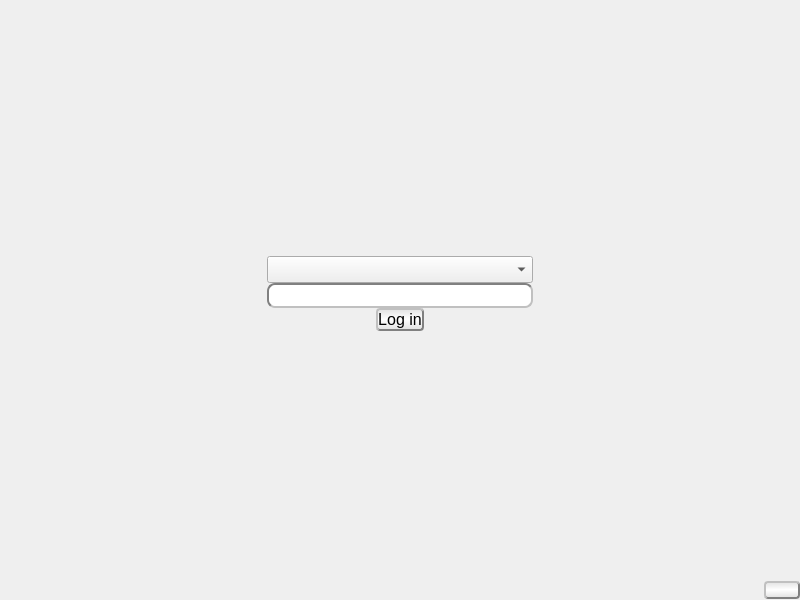
The window that mainwindow.ui (evanjmcafee/Desktop-Doorway) describes before a commit, drawn with Qt 5.
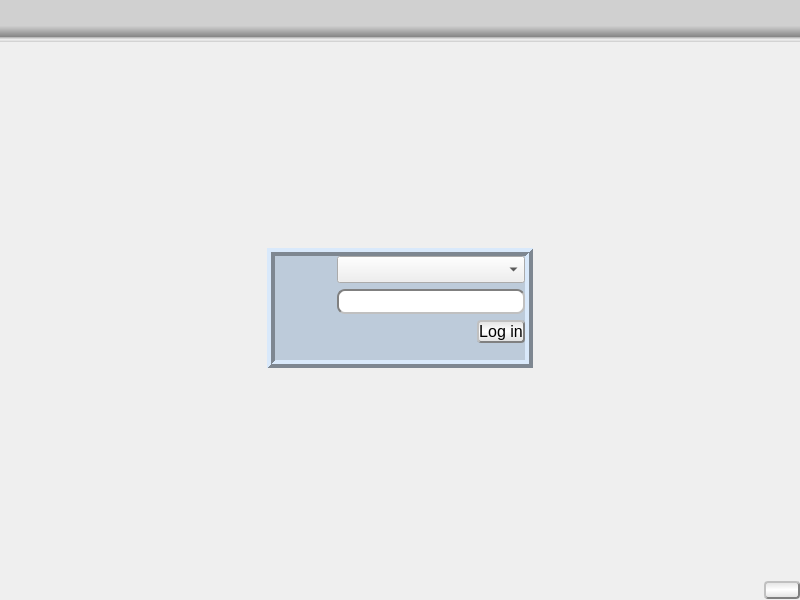
The same window after the commit. Icons and pictures are not drawn.

Patch:
```diff
--- a/mainwindow.ui
+++ b/mainwindow.ui
@@ -43,9 +43,16 @@
 QListView{
 	border-style: solid;
 	border-width:1px;
+}
+
+#Login{
+	background-color: rgb(142, 221, 255);
 }</string>
   </property>
   <widget class="QWidget" name="centralwidget">
+   <property name="styleSheet">
+    <string notr="true"/>
+   </property>
    <layout class="QVBoxLayout" name="verticalLayout">
     <property name="spacing">
      <number>0</number>
@@ -63,9 +70,24 @@
      <number>0</number>
     </property>
     <item>
+     <widget class="QFrame" name="frame_2">
+      <property name="minimumSize">
+       <size>
+        <width>0</width>
+        <height>32</height>
+       </size>
+      </property>
+      <property name="font">
+       <font>
+        <pointsize>12</pointsize>
+       </font>
+      </property>
+      <property name="styleSheet">
+       <string notr="true">#frame_2{background-color:qlineargradient(spread:pad, x1:0, y1:0, x2:0, y2:1, stop:0.614404 rgba(208, 208, 208, 255), stop:0.867967 rgba(135, 135, 135, 255), stop:0.896175 rgba(195, 195, 195, 255), stop:0.944444 rgba(240, 240, 240, 255), stop:1 rgba(203, 203, 203, 255));}</string>
+      </property>
      <layout class="QHBoxLayout" name="Status">
       <item>
-       <widget class="QLabel" name="clock">
+        <widget class="QLabel" name="datelabel">
         <property name="font">
          <font>
           <pointsize>16</pointsize>
@@ -90,7 +112,7 @@
        </spacer>
       </item>
       <item>
-       <widget class="QLabel" name="Date">
+        <widget class="QLabel" name="clock">
         <property name="font">
          <font>
           <pointsize>16</pointsize>
@@ -102,9 +124,46 @@
        </widget>
       </item>
      </layout>
+     </widget>
     </item>
     <item>
+     <widget class="QFrame" name="frame">
+      <property name="styleSheet">
+       <string notr="true">#frame{
+
+background-image: url(:/BG/img/BG.png);
+  background-size: cover;
+  background-repeat: no-repeat;
+}</string>
+      </property>
+      <layout class="QVBoxLayout" name="verticalLayout_4">
+       <property name="leftMargin">
+        <number>0</number>
+       </property>
+       <property name="topMargin">
+        <number>0</number>
+       </property>
+       <property name="rightMargin">
+        <number>0</number>
+       </property>
+       <property name="bottomMargin">
+        <number>0</number>
+       </property>
+       <item>
+        <widget class="QFrame" name="Login_2">
      <layout class="QHBoxLayout" name="Login">
+          <property name="leftMargin">
+           <number>0</number>
+          </property>
+          <property name="topMargin">
+           <number>0</number>
+          </property>
+          <property name="rightMargin">
+           <number>0</number>
+          </property>
+          <property name="bottomMargin">
+           <number>0</number>
+          </property>
       <item>
        <spacer name="horizontalSpacer_2">
         <property name="orientation">
@@ -140,27 +199,35 @@
          </spacer>
         </item>
         <item>
-         <widget class="QComboBox" name="Users">
-          <property name="font">
-           <font>
-            <pointsize>12</pointsize>
-           </font>
-          </property>
-         </widget>
-        </item>
-        <item>
-         <widget class="QLineEdit" name="lineEdit">
-          <property name="font">
-           <font>
-            <pointsize>12</pointsize>
-           </font>
-          </property>
-          <property name="echoMode">
-           <enum>QLineEdit::Password</enum>
-          </property>
-         </widget>
-        </item>
-        <item>
+             <widget class="QFrame" name="gridFrame">
+              <property name="styleSheet">
+               <string notr="true">QFrame{
+	background-color: rgb(189, 203, 218);
+}</string>
+              </property>
+              <property name="frameShape">
+               <enum>QFrame::Box</enum>
+              </property>
+              <property name="frameShadow">
+               <enum>QFrame::Raised</enum>
+              </property>
+              <property name="lineWidth">
+               <number>4</number>
+              </property>
+              <layout class="QGridLayout" name="gridLayout" rowstretch="0,0,0">
+               <property name="leftMargin">
+                <number>8</number>
+               </property>
+               <property name="topMargin">
+                <number>0</number>
+               </property>
+               <property name="rightMargin">
+                <number>0</number>
+               </property>
+               <property name="bottomMargin">
+                <number>0</number>
+               </property>
+               <item row="2" column="1">
          <layout class="QHBoxLayout" name="horizontalLayout">
           <property name="bottomMargin">
            <number>17</number>
@@ -190,20 +257,50 @@
             </property>
            </widget>
           </item>
-          <item>
-           <spacer name="horizontalSpacer_7">
-            <property name="orientation">
-             <enum>Qt::Horizontal</enum>
-            </property>
-            <property name="sizeHint" stdset="0">
+                </layout>
+               </item>
+               <item row="1" column="1">
+                <widget class="QLineEdit" name="lineEdit">
+                 <property name="font">
+                  <font>
+                   <pointsize>12</pointsize>
+                  </font>
+                 </property>
+                 <property name="echoMode">
+                  <enum>QLineEdit::Password</enum>
+                 </property>
+                </widget>
+               </item>
+               <item row="0" column="1">
+                <widget class="QComboBox" name="Users">
+                 <property name="font">
+                  <font>
+                   <pointsize>12</pointsize>
+                  </font>
+                 </property>
+                </widget>
+               </item>
+               <item row="0" column="0" rowspan="2">
+                <widget class="QLabel" name="label">
+                 <property name="minimumSize">
              <size>
-              <width>40</width>
-              <height>20</height>
-             </size>
-            </property>
-           </spacer>
-          </item>
-         </layout>
+                   <width>48</width>
+                   <height>48</height>
+                  </size>
+                 </property>
+                 <property name="autoFillBackground">
+                  <bool>false</bool>
+                 </property>
+                 <property name="styleSheet">
+                  <string notr="true">image: url(:/img/profile.png);</string>
+                 </property>
+                 <property name="text">
+                  <string>&lt;html&gt;&lt;head/&gt;&lt;body&gt;&lt;p&gt;&lt;br/&gt;&lt;/p&gt;&lt;/body&gt;&lt;/html&gt;</string>
+                 </property>
+                </widget>
+               </item>
+              </layout>
+             </widget>
         </item>
         <item>
          <spacer name="verticalSpacer_4">
@@ -234,6 +331,7 @@
        </spacer>
       </item>
      </layout>
+        </widget>
     </item>
     <item>
      <layout class="QHBoxLayout" name="Options">
@@ -268,6 +366,9 @@
        </widget>
       </item>
      </layout>
+       </item>
+      </layout>
+     </widget>
     </item>
    </layout>
   </widget>
```
Left out of the diff: 8 changed lines with no effect on the pictures. Lines whose indentation alone changed are shown as unchanged.
